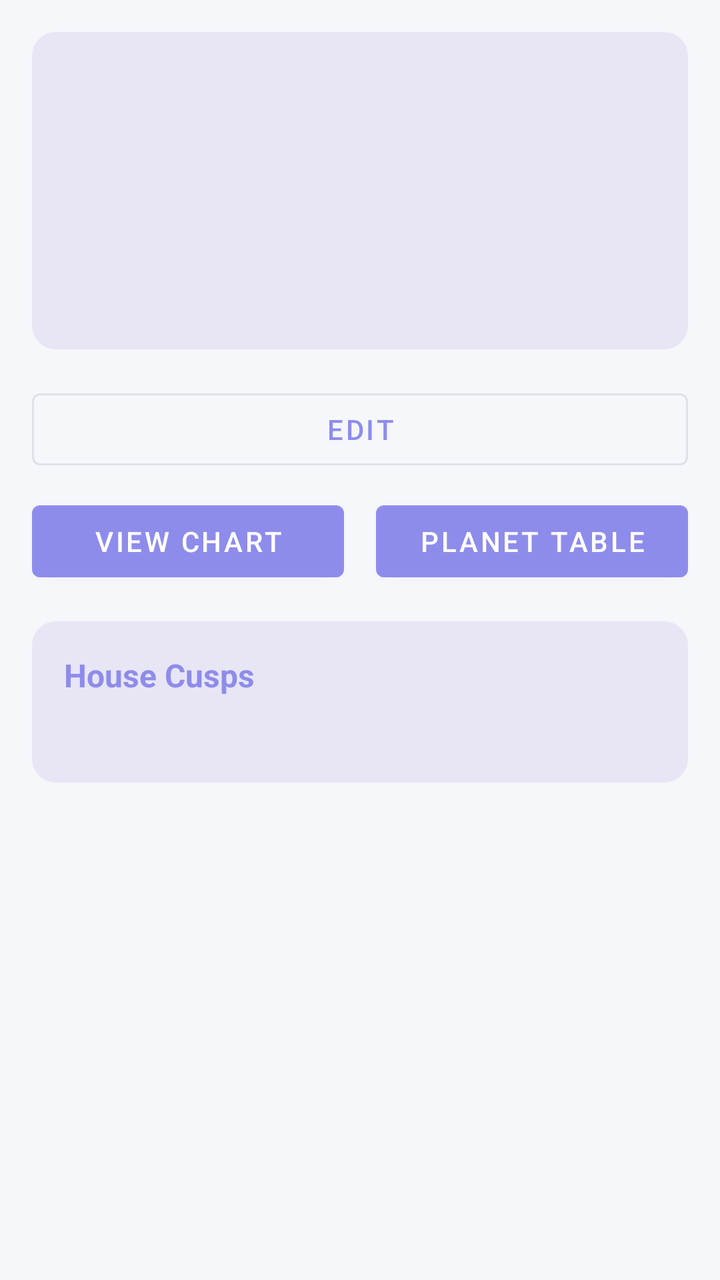
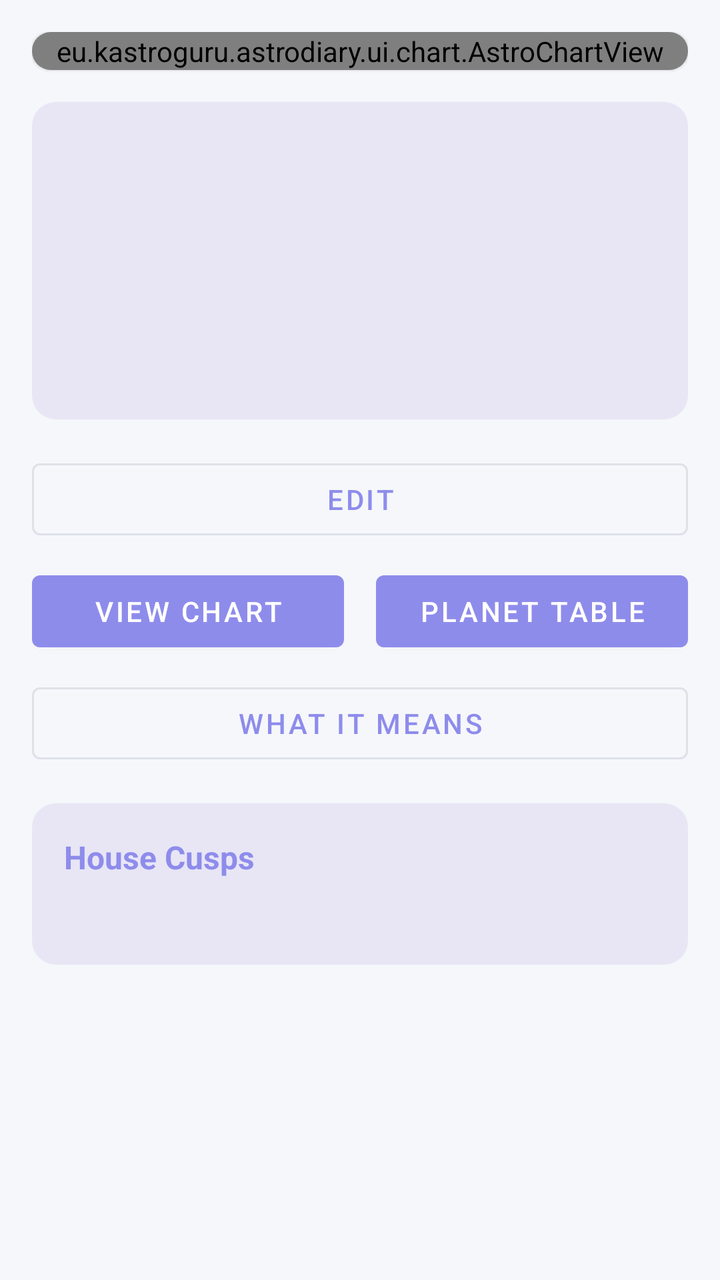

Screens rendered from an Android XML layout before and after an edit, with the pre-edit source and the edit as a unified diff.
<!-- AndroidManifest.xml: application theme Theme.AstroDiary -->
<!-- res/layout/fragment_birth_data_detail.xml -->
<?xml version="1.0" encoding="utf-8"?>
<ScrollView
    xmlns:android="http://schemas.android.com/apk/res/android"
    android:layout_width="match_parent"
    android:layout_height="match_parent"
    android:background="@color/background_dark">

    <LinearLayout
        android:layout_width="match_parent"
        android:layout_height="wrap_content"
        android:orientation="vertical"
        android:padding="16dp">

        <com.google.android.material.card.MaterialCardView
            xmlns:app="http://schemas.android.com/apk/res-auto"
            android:layout_width="match_parent"
            android:layout_height="wrap_content"
            app:cardBackgroundColor="@color/surface_dark"
            app:cardCornerRadius="12dp">

            <LinearLayout
                android:layout_width="match_parent"
                android:layout_height="wrap_content"
                android:orientation="vertical"
                android:padding="16dp">

                <TextView
                    android:id="@+id/textName"
                    android:layout_width="wrap_content"
                    android:layout_height="wrap_content"
                    android:textColor="@color/text_primary"
                    android:textSize="22sp"
                    android:textStyle="bold" />

                <TextView
                    android:id="@+id/textDateTime"
                    android:layout_width="wrap_content"
                    android:layout_height="wrap_content"
                    android:layout_marginTop="8dp"
                    android:textColor="@color/text_secondary"
                    android:textSize="15sp" />

                <TextView
                    android:id="@+id/textLocation"
                    android:layout_width="wrap_content"
                    android:layout_height="wrap_content"
                    android:layout_marginTop="4dp"
                    android:textColor="@color/text_secondary"
                    android:textSize="15sp" />

                <TextView
                    android:id="@+id/textTimezone"
                    android:layout_width="wrap_content"
                    android:layout_height="wrap_content"
                    android:layout_marginTop="4dp"
                    android:textColor="@color/text_secondary"
                    android:textSize="14sp" />

                <TextView
                    android:id="@+id/textLatLon"
                    android:layout_width="wrap_content"
                    android:layout_height="wrap_content"
                    android:layout_marginTop="4dp"
                    android:textColor="@color/text_secondary"
                    android:textSize="13sp" />

            </LinearLayout>

        </com.google.android.material.card.MaterialCardView>

        <Button
            android:id="@+id/buttonEdit"
            style="@style/Widget.MaterialComponents.Button.OutlinedButton"
            android:layout_width="match_parent"
            android:layout_height="wrap_content"
            android:layout_marginTop="16dp"
            android:text="@string/edit_birth_data" />

        <LinearLayout
            android:layout_width="match_parent"
            android:layout_height="wrap_content"
            android:layout_marginTop="8dp"
            android:orientation="horizontal">

            <Button
                android:id="@+id/buttonViewChart"
                style="@style/Widget.MaterialComponents.Button"
                android:layout_width="0dp"
                android:layout_height="wrap_content"
                android:layout_marginEnd="8dp"
                android:layout_weight="1"
                android:text="@string/view_chart" />

            <Button
                android:id="@+id/buttonViewTable"
                style="@style/Widget.MaterialComponents.Button"
                android:layout_width="0dp"
                android:layout_height="wrap_content"
                android:layout_marginStart="8dp"
                android:layout_weight="1"
                android:text="@string/view_table" />

        </LinearLayout>

        <com.google.android.material.card.MaterialCardView
            xmlns:app="http://schemas.android.com/apk/res-auto"
            android:layout_width="match_parent"
            android:layout_height="wrap_content"
            android:layout_marginTop="16dp"
            app:cardBackgroundColor="@color/surface_dark"
            app:cardCornerRadius="12dp">

            <LinearLayout
                android:layout_width="match_parent"
                android:layout_height="wrap_content"
                android:orientation="vertical"
                android:padding="16dp">

                <TextView
                    android:layout_width="wrap_content"
                    android:layout_height="wrap_content"
                    android:text="@string/house_cusps"
                    android:textColor="@color/gold"
                    android:textSize="16sp"
                    android:textStyle="bold" />

                <TextView
                    android:id="@+id/textCusps"
                    android:layout_width="wrap_content"
                    android:layout_height="wrap_content"
                    android:layout_marginTop="8dp"
                    android:fontFamily="monospace"
                    android:textColor="@color/text_primary"
                    android:textSize="14sp" />

            </LinearLayout>

        </com.google.android.material.card.MaterialCardView>

    </LinearLayout>

</ScrollView>
<!-- resources referenced by this layout -->
<resources>
  <color name="background_dark">#F5F7FB</color>
  <color name="gold">#8E8CEB</color>
  <color name="surface_dark">#E8E6F5</color>
  <color name="text_primary">#3A4258</color>
  <color name="text_secondary">#6D7691</color>
  <string name="edit_birth_data">Edit</string>
  <string name="house_cusps">House Cusps</string>
  <string name="view_chart">View Chart</string>
  <string name="view_table">Planet Table</string>
  <style name="Theme.AstroDiary" parent="Theme.MaterialComponents.Light.NoActionBar">
          <item name="colorPrimary">@color/md_theme_dark_primary</item>
          <item name="colorPrimaryVariant">@color/md_theme_dark_primaryContainer</item>
          <item name="colorOnPrimary">@color/md_theme_dark_onPrimary</item>
          <item name="colorSecondary">@color/md_theme_dark_secondary</item>
          <item name="colorSecondaryVariant">@color/md_theme_dark_secondaryContainer</item>
          <item name="colorOnSecondary">@color/md_theme_dark_onSecondary</item>
          <item name="colorError">@color/md_theme_dark_error</item>
          <item name="colorOnError">@color/md_theme_dark_onError</item>
          <item name="android:colorBackground">@color/md_theme_dark_background</item>
          <item name="colorOnBackground">@color/md_theme_dark_onBackground</item>
          <item name="colorSurface">@color/md_theme_dark_surface</item>
          <item name="colorOnSurface">@color/md_theme_dark_onSurface</item>
          
          <item name="android:statusBarColor">@color/surface_dark</item>
          <item name="android:navigationBarColor">@color/surface_dark</item>
          <item name="android:windowBackground">@color/md_theme_dark_background</item>
          
          <item name="android:windowLightStatusBar">true</item>
      </style>
  <color name="md_theme_dark_primary">#8E8CEB</color>
  <color name="md_theme_dark_primaryContainer">#E8E6F5</color>
  <color name="md_theme_dark_onPrimary">#FFFFFF</color>
  <color name="md_theme_dark_secondary">#A8C7B5</color>
  <color name="md_theme_dark_secondaryContainer">#DDEBFA</color>
  <color name="md_theme_dark_onSecondary">#FFFFFF</color>
  <color name="md_theme_dark_error">#B3261E</color>
  <color name="md_theme_dark_onError">#FFFFFF</color>
  <color name="md_theme_dark_background">#F5F7FB</color>
  <color name="md_theme_dark_onBackground">#3A4258</color>
  <color name="md_theme_dark_surface">#E8E6F5</color>
  <color name="md_theme_dark_onSurface">#3A4258</color>
</resources>

<!-- the commit's change to res/layout/fragment_birth_data_detail.xml (unified diff, before → after) -->
@@ -10,6 +10,24 @@
         android:layout_height="wrap_content"
         android:orientation="vertical"
         android:padding="16dp">
+
+        
+        <com.google.android.material.card.MaterialCardView
+            xmlns:app="http://schemas.android.com/apk/res-auto"
+            android:layout_width="match_parent"
+            android:layout_height="wrap_content"
+            android:layout_marginBottom="16dp"
+            app:cardBackgroundColor="@color/surface_dark"
+            app:cardCornerRadius="12dp">
+
+            <eu.kastroguru.astrodiary.ui.chart.AstroChartView
+                android:id="@+id/chartPreview"
+                android:layout_width="match_parent"
+                android:layout_height="wrap_content"
+                android:clickable="true"
+                android:focusable="true" />
+
+        </com.google.android.material.card.MaterialCardView>
 
         <com.google.android.material.card.MaterialCardView
             xmlns:app="http://schemas.android.com/apk/res-auto"
@@ -102,6 +120,14 @@
 
         </LinearLayout>
 
+        <Button
+            android:id="@+id/buttonReading"
+            style="@style/Widget.MaterialComponents.Button.OutlinedButton"
+            android:layout_width="match_parent"
+            android:layout_height="wrap_content"
+            android:layout_marginTop="8dp"
+            android:text="@string/show_reading" />
+
         <com.google.android.material.card.MaterialCardView
             xmlns:app="http://schemas.android.com/apk/res-auto"
             android:layout_width="match_parent"
<!-- resource entries referenced after the edit -->
@@ -7,6 +7,7 @@
   <color name="text_secondary">#6D7691</color>
   <string name="edit_birth_data">Edit</string>
   <string name="house_cusps">House Cusps</string>
+  <string name="show_reading">What it means</string>
   <string name="view_chart">View Chart</string>
   <string name="view_table">Planet Table</string>
   <style name="Theme.AstroDiary" parent="Theme.MaterialComponents.Light.NoActionBar">
